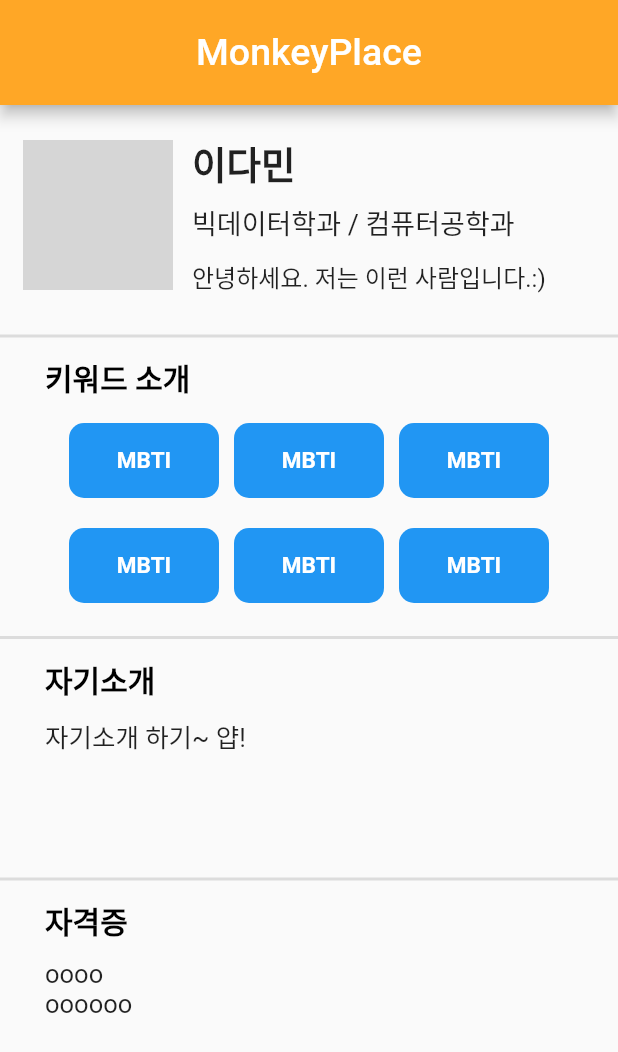
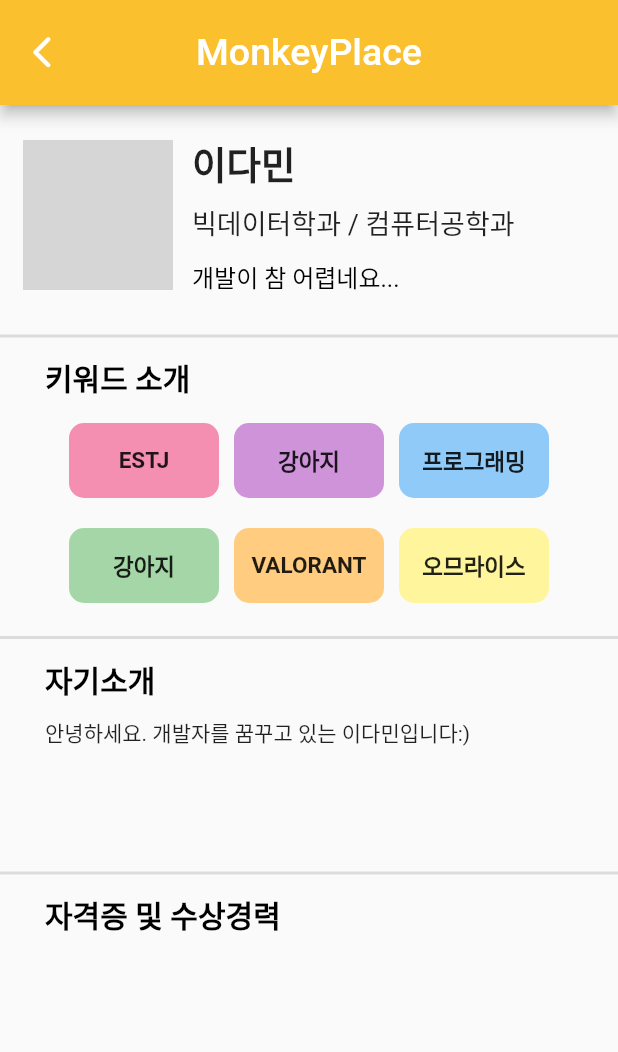
Before and after one commit to kkomin/FlyingMonkey, a Flutter app: the ThirdPage screen opened directly, on a phone screen of 412 x 824 dp. Shown: the top 1052 px of the screen. Run offline on Flutter 3.47's test engine with Material 2 defaults, Android fonts, the phone set to English and light mode, and no system bars; missing offline and left inert: dart:ffi; network calls fail; grey boxes are pictures that could not be loaded.

Commit message:
second and third page

```diff
--- a/lib/third.dart
+++ b/lib/third.dart
@@ -1,4 +1,6 @@
 //세 번째 페이지
+import 'dart:ffi';
+
 import 'package:flutter/material.dart';
 
 Widget buildRoundedBox(String text, Color color) {
@@ -15,7 +17,7 @@ Widget buildRoundedBox(String text, Color color) {
         style: TextStyle(
           fontSize: 15,
           fontWeight: FontWeight.bold,
-          color: Colors.white,
+          color: Colors.black87,
         ),
       ),
     ),
@@ -30,7 +32,17 @@ class ThirdPage extends StatelessWidget {
     // 추가적인 컨테이너 정보
     return Scaffold(
       appBar: AppBar(
-        backgroundColor: Colors.orange[400],
+        leading: IconButton(
+          icon: Icon(
+            Icons.arrow_back_ios_new_rounded,
+            color: Colors.white,
+            size: 25,
+          ),
+          onPressed: () {
+            DefaultTabController.of(context).animateTo(1);
+          },
+        ),
+        backgroundColor: Colors.yellow[700],
         title: Text(
           "MonkeyPlace",
           style: TextStyle(fontSize: 25),
@@ -61,39 +73,36 @@ class ThirdPage extends StatelessWidget {
                   ),
                 ),
                 SizedBox(width: 13),
-                Column(
+                Expanded(
+                  child: Column(
                     crossAxisAlignment: CrossAxisAlignment.start,
                     children: [
-                    Align(
-                      child: Text(
+                      Text(
                         '이다민',
                         style: TextStyle(
                             fontSize: 25, fontWeight: FontWeight.bold),
                       ),
-                    ),
                       SizedBox(
                         height: 8,
                       ),
-                    Align(
-                      child: Text(
+                      Text(
                         '빅데이터학과 / 컴퓨터공학과',
                         style: TextStyle(
                           fontSize: 18,
                         ),
                       ),
-                    ),
                       SizedBox(
                         height: 10,
                       ),
-                    Align(
-                      child: Text(
-                        '안녕하세요. 저는 이런 사람입니다.:)',
+                      Text(
+                        '개발이 참 어렵네요...',
+                        softWrap: false,
                         overflow: TextOverflow.ellipsis,
-                        style: TextStyle(fontSize: 16),
+                        style: TextStyle(fontSize: 16, color: Colors.black),
                         maxLines: 5,
                       ),
+                    ],
                   ),
-                  ],
                 ),
               ],
             ),
@@ -121,11 +130,11 @@ class ThirdPage extends StatelessWidget {
             child: Row(
               mainAxisAlignment: MainAxisAlignment.center,
               children: [
-                buildRoundedBox('MBTI', Colors.blue),
+                buildRoundedBox('ESTJ', Colors.pink[200]!),
                 SizedBox(width: 10),
-                buildRoundedBox('MBTI', Colors.blue),
+                buildRoundedBox('강아지', Colors.purple[200]!),
                 SizedBox(width: 10),
-                buildRoundedBox('MBTI', Colors.blue),
+                buildRoundedBox('프로그래밍', Colors.blue[200]!),
               ],
             ),
           ),
@@ -134,11 +143,11 @@ class ThirdPage extends StatelessWidget {
             child: Row(
               mainAxisAlignment: MainAxisAlignment.center,
               children: [
-                buildRoundedBox('MBTI', Colors.blue),
+                buildRoundedBox('강아지', Colors.green[200]!),
                 SizedBox(width: 10),
-                buildRoundedBox('MBTI', Colors.blue),
+                buildRoundedBox('VALORANT', Colors.orange[200]!),
                 SizedBox(width: 10),
-                buildRoundedBox('MBTI', Colors.blue),
+                buildRoundedBox('오므라이스', Colors.yellow[200]!),
               ],
             ),
           ),
@@ -166,15 +175,7 @@ class ThirdPage extends StatelessWidget {
                     SizedBox(
                       height: 10,
                     ),
-                    Align(
-                      alignment: Alignment.topLeft,
-                      child: Text(
-                        "자기소개 하기~ 얍!",
-                        overflow: TextOverflow.ellipsis,
-                        maxLines: 10,
-                        style: TextStyle(fontSize: 17),
-                      ),
-                    ),
+                    Text("안녕하세요. 개발자를 꿈꾸고 있는 이다민입니다:) "),
                     SizedBox(
                       height: 70,
                     )
@@ -195,7 +196,7 @@ class ThirdPage extends StatelessWidget {
                   crossAxisAlignment: CrossAxisAlignment.start,
                   children: [
                     Text(
-                      "자격증",
+                      "자격증 및 수상경력",
                       style: TextStyle(
                           fontSize: 20,
                           fontWeight: FontWeight.bold,
@@ -203,15 +204,6 @@ class ThirdPage extends StatelessWidget {
                     ),
                     SizedBox(
                       height: 10,
-                    ),
-                    Align(
-                      alignment: Alignment.topLeft,
-                      child: Text(
-                        "oooo\noooooo",
-                        overflow: TextOverflow.ellipsis,
-                        maxLines: 10,
-                        style: TextStyle(fontSize: 17),
-                      ),
                     ),
                   ],
                 ),
```
Also changed, not shown: lib/first.dart (added, +12 -0 lines), lib/main.dart (+55 -2 lines), lib/second.dart (added, +161 -0 lines). Lines whose indentation alone changed are shown as unchanged.
